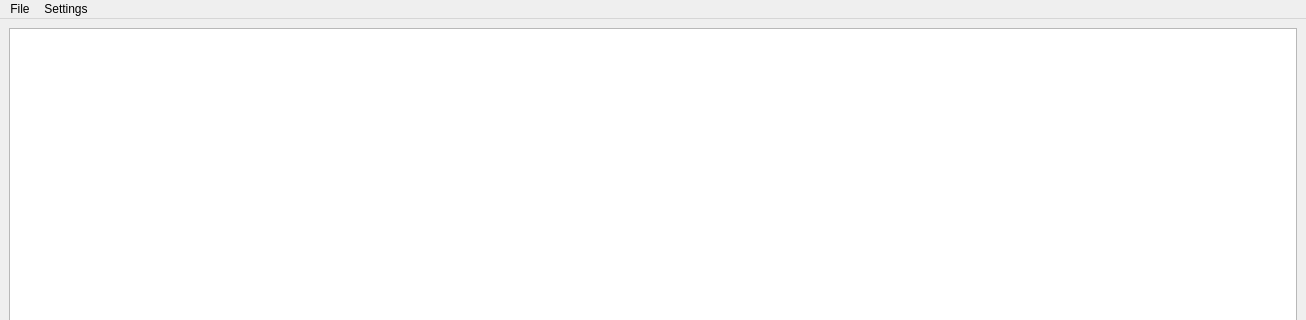
The window that app/mainwindow.ui (ikukishev/rama-light-generator) describes before a commit, drawn with Qt 5; both pictures show x 0 to 1306 and y 0 to 320 of the 1306 by 788 pixel window.
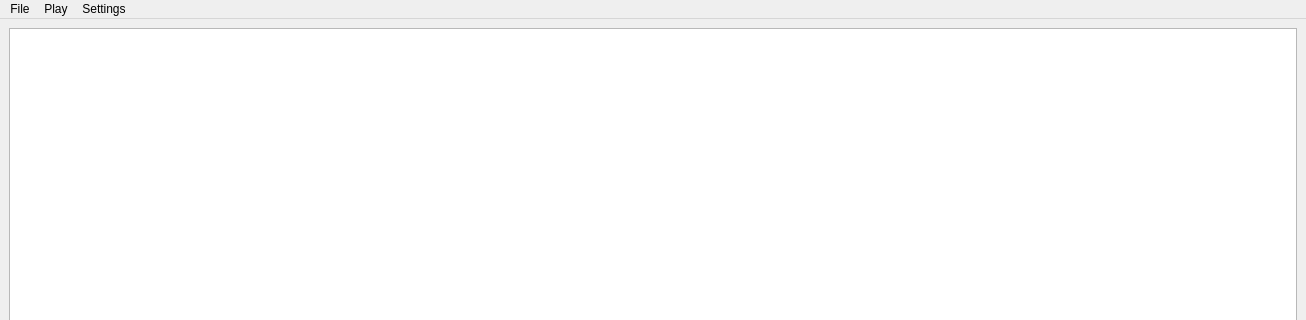
The same window after the commit.

Commit message: Added "play show" function

The edit to the form file:
```diff
--- a/app/mainwindow.ui
+++ b/app/mainwindow.ui
@@ -136,7 +136,7 @@
      <x>0</x>
      <y>0</y>
      <width>1306</width>
-     <height>21</height>
+     <height>22</height>
     </rect>
    </property>
    <widget class="QMenu" name="menuFile">
@@ -156,7 +156,15 @@
     </property>
     <addaction name="actionChannel_configuration"/>
    </widget>
+   <widget class="QMenu" name="menuPlay">
+    <property name="title">
+     <string>Play</string>
+    </property>
+    <addaction name="actionStart_show"/>
+    <addaction name="actionRandom"/>
+   </widget>
    <addaction name="menuFile"/>
+   <addaction name="menuPlay"/>
    <addaction name="menuSettings"/>
   </widget>
   <widget class="QStatusBar" name="statusbar"/>
```
Left out of the diff: 35 changed lines with no effect on the pictures. The commit also changes 10 other files.
